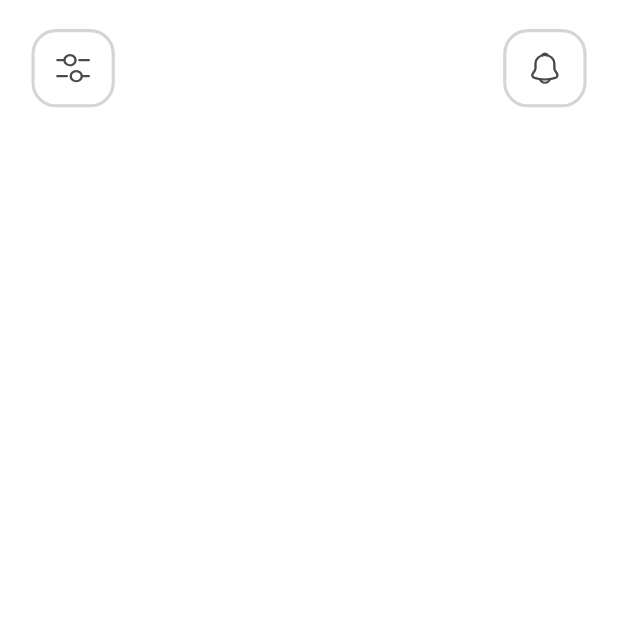
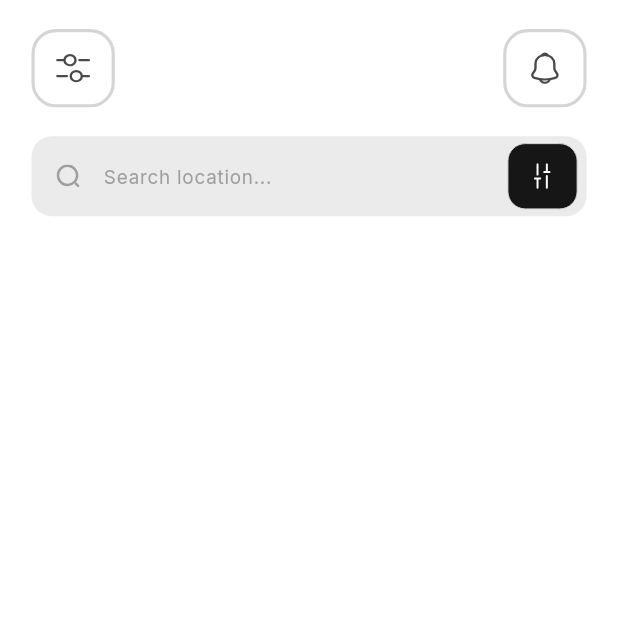
Before and after one commit to rafipsv/Bloc-Weather-App, a Flutter app: the screen it shows after launch, on a phone screen of 412 x 824 dp, the top half of it. Run offline on Flutter 3.47's test engine with Material 3 defaults, Android fonts, the phone set to English and light mode, and no system bars; our stand-ins replace device_preview, flutter_screenutil, flutter_svg, google_fonts.

Commit message:
Home Search Box Completed

```diff
--- a/lib/core/constants/app_colors.dart
+++ b/lib/core/constants/app_colors.dart
@@ -6,4 +6,11 @@ class BackgroundColors {
 
 class BoxColors {
   static const Color borderColor1 = Color(0xFFD5D5D5);
+  static const homeSearchBoxColor = Color(0xFFEBEBEC);
 }
+
+class TextColors {
+  static const Color textColor1 = Colors.white;
+  static const Color textColor2 = Color(0xFFA09F9F);
+  static const Color textColor3 = Color(0xFF161616);
+}
--- a/lib/core/constants/app_icons.dart
+++ b/lib/core/constants/app_icons.dart
@@ -1,6 +1,7 @@
-const String iconPath = "assets/icons/";
-
 class AppIcons {
+  static const String iconPath = "assets/icons/";
   static const String filterIcon = "${iconPath}filter_icon.svg";
   static const String notificationIcon = "${iconPath}notification_icon.svg";
+  static const String searchIcon = "${iconPath}search_icon.svg";
+  static const String volumeIcon = "${iconPath}volume_icon.svg";
 }
--- a/lib/features/home/presentation/pages/home_page.dart
+++ b/lib/features/home/presentation/pages/home_page.dart
@@ -1,3 +1,4 @@
+import 'package:bloc_weather_app/features/home/presentation/widgets/home_search.dart';
 import 'package:bloc_weather_app/features/home/presentation/widgets/home_top.dart';
 import 'package:flutter/material.dart';
 import 'package:flutter_screenutil/flutter_screenutil.dart';
@@ -8,11 +9,15 @@ class HomePage extends StatelessWidget {
   @override
   Widget build(BuildContext context) {
     return Scaffold(
-      body: ListView(
-        children: [
-          SizedBox(height: 20.h),
-          HomeTop(),
-        ],
+      body: SafeArea(
+        child: ListView(
+          children: [
+            SizedBox(height: 20.h),
+            HomeTop(),
+            SizedBox(height: 20.h),
+            HomeSearch(),
+          ],
+        ),
       ),
     );
   }
--- /dev/null
+++ b/lib/features/home/presentation/widgets/home_search.dart
@@ -0,0 +1,64 @@
+import 'package:bloc_weather_app/core/constants/app_colors.dart';
+import 'package:bloc_weather_app/core/constants/app_icons.dart';
+import 'package:bloc_weather_app/shared/extensions/extractors/extract_context_size.dart';
+import 'package:bloc_weather_app/shared/widgets/custom_field.dart';
+import 'package:bloc_weather_app/shared/widgets/custom_icon_button.dart';
+import 'package:flutter/material.dart';
+import 'package:flutter_screenutil/flutter_screenutil.dart';
+import 'package:flutter_svg/svg.dart';
+
+class HomeSearch extends StatelessWidget {
+  const HomeSearch({super.key});
+
+  @override
+  Widget build(BuildContext context) {
+    return Container(
+      height: 55.h,
+      margin: EdgeInsets.symmetric(horizontal: 20.w),
+      padding: EdgeInsets.only(left: 16.w, right: 6.w),
+      width: context.width,
+      alignment: Alignment.center,
+      decoration: BoxDecoration(
+        borderRadius: BorderRadius.circular(14.r),
+        color: BoxColors.homeSearchBoxColor,
+      ),
+
+      child: Row(children: [_customField(), _volumeBox()]),
+    );
+  }
+
+  Widget _customField() {
+    return Expanded(
+      child: CustomField(
+        controller: TextEditingController(),
+        hintText: "Search location...",
+        prefixWidget: Padding(
+          padding: EdgeInsets.only(right: 11.w),
+          child: SvgPicture.asset(
+            AppIcons.searchIcon,
+            height: 15.h,
+            width: 15.w,
+            fit: BoxFit.contain,
+          ),
+        ),
+      ),
+    );
+  }
+
+  Widget _volumeBox() {
+    return Padding(
+      padding: EdgeInsets.only(left: 10.w),
+      child: CustomIconButton(
+        height: 45.h,
+        width: 44.w,
+        iconPath: AppIcons.volumeIcon,
+        onPressed: () {},
+        borderWidth: 0,
+        backgroundColor: TextColors.textColor3,
+        borderRadius: 12.r,
+        iconHeight: 18.h,
+        iconWidth: 11.w,
+      ),
+    );
+  }
+}
--- /dev/null
+++ b/lib/shared/extensions/extractors/extract_context_size.dart
@@ -0,0 +1,7 @@
+import 'package:flutter/material.dart';
+
+extension ContextSize on BuildContext {
+  Size get size => MediaQuery.sizeOf(this);
+  double get width => size.width;
+  double get height => size.height;
+}
--- /dev/null
+++ b/lib/shared/widgets/custom_field.dart
@@ -0,0 +1,58 @@
+import 'package:bloc_weather_app/shared/widgets/custom_text.dart';
+import 'package:flutter/material.dart';
+import 'package:flutter_screenutil/flutter_screenutil.dart';
+
+class CustomField extends StatelessWidget {
+  final String hintText;
+  final Widget? prefixWidget;
+  final Widget? suffixWidget;
+  final TextEditingController controller;
+  final String? Function(String?)? validator;
+  final Color? textColor;
+  final FontWeight? fontWeight;
+  final double? fontSize;
+  final Color? hintTextColor;
+  final FontWeight? hintFontWeight;
+  final double? hintFontSize;
+
+  const CustomField({
+    super.key,
+    required this.hintText,
+    required this.controller,
+    this.prefixWidget,
+    this.suffixWidget,
+    this.validator,
+    this.textColor,
+    this.fontWeight,
+    this.fontSize,
+    this.hintTextColor,
+    this.hintFontWeight,
+    this.hintFontSize,
+  });
+
+  @override
+  Widget build(BuildContext context) {
+    return TextFormField(
+      controller: controller,
+      style: CustomText.fieldText(
+        color: textColor,
+        fontWeight: fontWeight,
+        fontSize: fontSize,
+      ),
+      decoration: InputDecoration(
+        border: InputBorder.none,
+        hintText: hintText,
+        prefixIcon: prefixWidget,
+        suffixIcon: suffixWidget,
+        prefixIconConstraints: BoxConstraints(maxHeight: 20.h, minHeight: 20.h),
+        suffixIconConstraints: BoxConstraints(maxHeight: 20.h, minHeight: 20.h),
+        hintStyle: CustomText.fieldHintText(
+          color: hintTextColor,
+          fontWeight: hintFontWeight,
+          fontSize: hintFontSize,
+        ),
+      ),
+      validator: validator,
+    );
+  }
+}
--- /dev/null
+++ b/lib/shared/widgets/custom_text.dart
@@ -0,0 +1,52 @@
+import 'package:bloc_weather_app/core/constants/app_colors.dart';
+import 'package:flutter/material.dart';
+import 'package:flutter_screenutil/flutter_screenutil.dart';
+import 'package:google_fonts/google_fonts.dart';
+
+class CustomText {
+  static Widget primaryText({
+    required String title,
+    Color? color,
+    bool? isShowAll,
+    FontWeight? fontWeight,
+    double? fontSize,
+    TextAlign? textAlign,
+    int? maxLines,
+  }) {
+    return Text(
+      title,
+      maxLines: maxLines,
+      overflow: isShowAll == true ? null : TextOverflow.ellipsis,
+      textAlign: textAlign ?? TextAlign.center,
+      style: GoogleFonts.inter(
+        color: color ?? TextColors.textColor1,
+        fontWeight: fontWeight ?? FontWeight.w500,
+        fontSize: fontSize ?? 15.sp,
+      ),
+    );
+  }
+
+  static TextStyle fieldHintText({
+    Color? color,
+    FontWeight? fontWeight,
+    double? fontSize,
+  }) {
+    return GoogleFonts.inter(
+      color: color ?? TextColors.textColor2,
+      fontWeight: fontWeight ?? FontWeight.w400,
+      fontSize: fontSize ?? 12.sp,
+    );
+  }
+
+  static TextStyle fieldText({
+    Color? color,
+    FontWeight? fontWeight,
+    double? fontSize,
+  }) {
+    return GoogleFonts.inter(
+      color: color ?? TextColors.textColor3,
+      fontWeight: fontWeight ?? FontWeight.w600,
+      fontSize: fontSize ?? 13.sp,
+    );
+  }
+}
--- a/pubspec.yaml
+++ b/pubspec.yaml
@@ -45,6 +45,7 @@ dependencies:
   hive_flutter: ^1.1.0
   animate_do: ^5.1.0
   flutter_svg: ^2.2.4
+  google_fonts: ^8.1.0
 
 dev_dependencies:
   flutter_test:
```
Also changed, not shown: assets/icons/search_icon.svg (added), assets/icons/volume_icon.svg (added), pubspec.lock.
